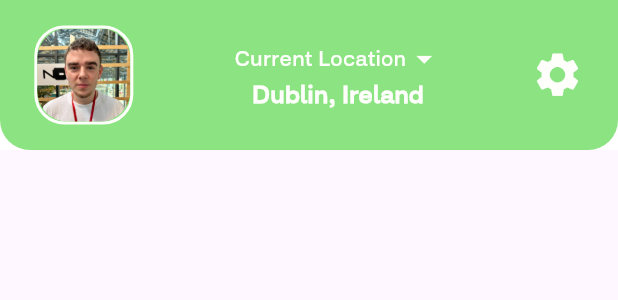
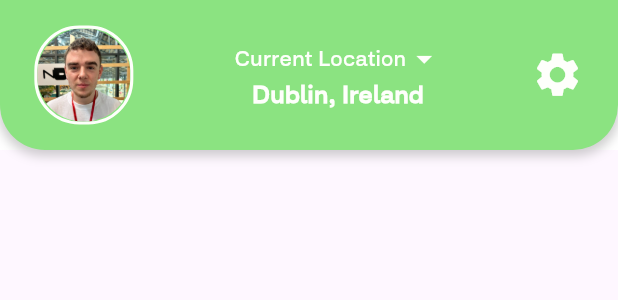
Before and after one commit to Odhran7/tradeful_app, a Flutter app: the MainAppBarWidget widget shown alone on an empty page, opened directly, on a phone screen of 412 x 824 dp. Shown: the top 300 px of the screen. Run offline on Flutter 3.47's test engine with Material 2 defaults, Android fonts, the phone set to English and light mode, and no system bars; our stand-ins replace country_code_picker, flutter_svg, get, google_maps_flutter, location.

Commit message:
Add shadow + edits

```diff
--- a/lib/widgets/main_app_bar_widget.dart
+++ b/lib/widgets/main_app_bar_widget.dart
@@ -6,7 +6,8 @@ import '../utils/colors.dart';
 
 class MainAppBarWidget extends StatelessWidget implements PreferredSizeWidget {
   final String profileIcon;
-  const MainAppBarWidget({Key? key, required this.profileIcon}) : super(key: key);
+  const MainAppBarWidget({Key? key, required this.profileIcon})
+      : super(key: key);
 
   @override
   Widget build(BuildContext context) {
@@ -16,13 +17,22 @@ class MainAppBarWidget extends StatelessWidget implements PreferredSizeWidget {
     return Container(
       color: Colors.white,
       child: Container(
-        padding: EdgeInsets.only(left: Dimensions.width30, right: Dimensions.width30),
+        padding: EdgeInsets.only(
+            left: Dimensions.width30, right: Dimensions.width30),
         height: 100 + statusBarHeight,
         decoration: BoxDecoration(
+          boxShadow: [
+            BoxShadow(
+              color: Colors.grey.withOpacity(0.5), // Shadow color
+              spreadRadius: 1, // Spread radius
+              blurRadius: 5, // Blur radius
+              offset: Offset(0, 3), // Shadow position
+            ),
+          ],
           color: AppColors.buttonColor,
           borderRadius: BorderRadius.only(
-            bottomLeft: Radius.circular(20),
-            bottomRight: Radius.circular(20),
+            bottomLeft: Radius.circular(30),
+            bottomRight: Radius.circular(30),
           ),
         ),
         child: SafeArea(
@@ -36,11 +46,12 @@ class MainAppBarWidget extends StatelessWidget implements PreferredSizeWidget {
                     color: AppColors.textColor,
                     width: 2,
                   ),
-                  borderRadius: BorderRadius.circular(20),
+                  borderRadius: BorderRadius.circular(30),
                 ),
                 child: ClipRRect(
-                  borderRadius: BorderRadius.circular(20),
-                  child: Image.asset(profileIcon, fit: BoxFit.contain, height: 62),
+                  borderRadius: BorderRadius.circular(30),
+                  child:
+                      Image.asset(profileIcon, fit: BoxFit.contain, height: 62),
                 ),
               ),
               SizedBox(width: 8),
@@ -53,8 +64,14 @@ class MainAppBarWidget extends StatelessWidget implements PreferredSizeWidget {
                       crossAxisAlignment: CrossAxisAlignment.center,
                       children: [
                         SmallText(
-                            text: "Current Location", color: AppColors.textColor, size: 14),
-                        Icon(Icons.arrow_drop_down, color: AppColors.textColor, size: 24,),
+                            text: "Current Location",
+                            color: AppColors.textColor,
+                            size: 14),
+                        Icon(
+                          Icons.arrow_drop_down,
+                          color: AppColors.textColor,
+                          size: 24,
+                        ),
                       ],
                     ),
                     SizedBox(height: 2),
@@ -79,5 +96,8 @@ class MainAppBarWidget extends StatelessWidget implements PreferredSizeWidget {
   }
 
   @override
-  Size get preferredSize => Size.fromHeight(62 + MediaQueryData.fromWindow(WidgetsBinding.instance!.window).padding.top); // considering the status bar height
+  Size get preferredSize => Size.fromHeight(62 +
+      MediaQueryData.fromWindow(WidgetsBinding.instance!.window)
+          .padding
+          .top); // considering the status bar height
 }
```
